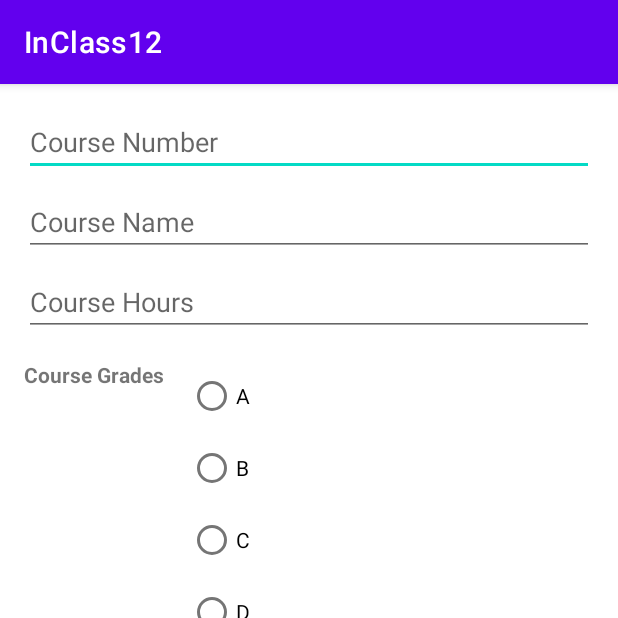
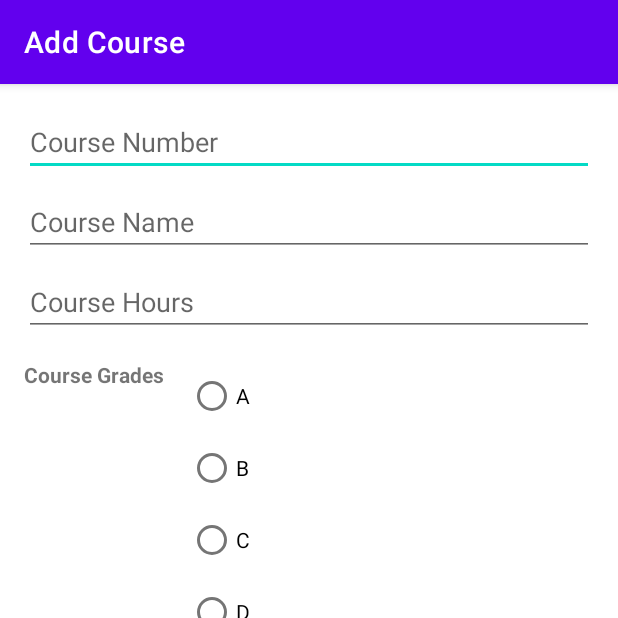
Before and after one commit to slee185/Group22_InClass12, an Android app: the fragment AddCourseFragment shown on its own in the app's theme, on a phone screen of 412 x 824 dp, the top half of it. Run offline under Robolectric (Android 15) with nearby library versions, the phone set to English and light mode, and no system bars; 1 statement that could not run was skipped.

Commit message:
Set the title of the Add Course fragment

```diff
--- a/app/src/main/java/edu/uncc/inclass12/AddCourseFragment.java
+++ b/app/src/main/java/edu/uncc/inclass12/AddCourseFragment.java
@@ -70,6 +70,8 @@ public class AddCourseFragment extends Fragment {
                 mListener.createGrade(courseNumber, courseName, courseLetterGrade, courseHours);
             }
         });
+
+        requireActivity().setTitle(R.string.add_label);
     }
 
     AddCourseListener mListener;
```
